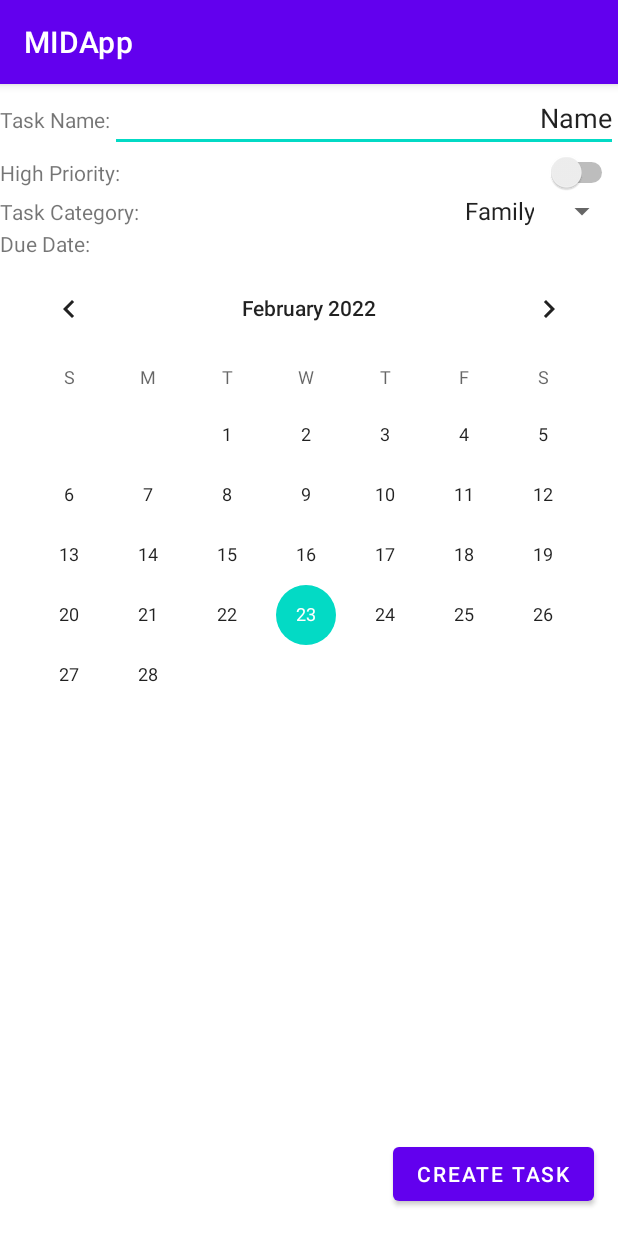
After one commit to BoasG/MIDApp, an Android app: the CreateTask screen opened directly, with no data from a screen before it, on a phone screen of 412 x 824 dp. The commit adds this screen. Run offline under Robolectric (Android 15) with nearby library versions, the phone set to English and light mode, and no system bars.

Commit message:
Create Task Activity

```diff
--- a/app/src/main/AndroidManifest.xml
+++ b/app/src/main/AndroidManifest.xml
@@ -10,6 +10,9 @@
         android:supportsRtl="true"
         android:theme="@style/Theme.MIDApp">
         <activity
+            android:name=".CreateTask"
+            android:exported="false" />
+        <activity
             android:name=".MainActivity"
             android:exported="true">
             <intent-filter>
--- /dev/null
+++ b/app/src/main/java/is/hi/midapp/CreateTask.java
@@ -0,0 +1,14 @@
+package is.hi.midapp;
+
+import androidx.appcompat.app.AppCompatActivity;
+
+import android.os.Bundle;
+
+public class CreateTask extends AppCompatActivity {
+
+    @Override
+    protected void onCreate(Bundle savedInstanceState) {
+        super.onCreate(savedInstanceState);
+        setContentView(R.layout.activity_create_task);
+    }
+}
--- /dev/null
+++ b/app/src/main/res/layout/activity_create_task.xml
@@ -0,0 +1,93 @@
+<?xml version="1.0" encoding="utf-8"?>
+<androidx.constraintlayout.widget.ConstraintLayout xmlns:android="http://schemas.android.com/apk/res/android"
+    xmlns:app="http://schemas.android.com/apk/res-auto"
+    xmlns:tools="http://schemas.android.com/tools"
+    android:layout_width="match_parent"
+    android:layout_height="match_parent"
+    tools:context=".CreateTask">
+
+    <LinearLayout
+        android:layout_width="match_parent"
+        android:layout_height="match_parent"
+        android:orientation="vertical">
+
+        <TableRow
+            android:layout_width="match_parent"
+            android:layout_height="wrap_content">
+
+            <TextView
+                android:id="@+id/textView5"
+                android:layout_width="wrap_content"
+                android:layout_height="wrap_content"
+                android:text="@string/task_name_label" />
+
+            <EditText
+                android:id="@+id/editTextTextPersonName"
+                android:layout_width="match_parent"
+                android:layout_height="wrap_content"
+                android:ems="10"
+                android:inputType="textPersonName"
+                android:text="@string/temp_name"
+                android:textAlignment="textEnd" />
+
+        </TableRow>
+
+        <TableRow
+            android:layout_width="match_parent"
+            android:layout_height="wrap_content">
+
+            <TextView
+                android:id="@+id/textView2"
+                android:layout_width="wrap_content"
+                android:layout_height="wrap_content"
+                android:text="@string/task_priority_label" />
+
+            <Switch
+                android:id="@+id/switch1"
+                android:layout_width="match_parent"
+                android:layout_height="wrap_content" />
+
+        </TableRow>
+
+        <TableRow
+            android:layout_width="match_parent"
+            android:layout_height="wrap_content">
+
+            <TextView
+                android:id="@+id/textView7"
+                android:layout_width="wrap_content"
+                android:layout_height="wrap_content"
+                android:text="@string/category_label" />
+
+            <Spinner
+                android:id="@+id/spinner"
+                android:layout_width="match_parent"
+                android:layout_height="wrap_content"
+                android:entries="@array/task_category_array"
+                android:textAlignment="textEnd" />
+        </TableRow>
+
+        <TextView
+            android:id="@+id/textView4"
+            android:layout_width="match_parent"
+            android:layout_height="wrap_content"
+            android:text="@string/due_date_label" />
+
+        <CalendarView
+            android:id="@+id/calendarView2"
+            android:layout_width="match_parent"
+            android:layout_height="wrap_content" />
+
+    </LinearLayout>
+
+    <Button
+        android:id="@+id/mCreateTask"
+        android:layout_width="wrap_content"
+        android:layout_height="wrap_content"
+        android:layout_marginEnd="16dp"
+        android:layout_marginBottom="17dp"
+        android:text="@string/create_task"
+        app:layout_constraintBottom_toBottomOf="parent"
+        app:layout_constraintEnd_toEndOf="parent" />
+
+</androidx.constraintlayout.widget.ConstraintLayout>
--- a/app/src/main/res/values/strings.xml
+++ b/app/src/main/res/values/strings.xml
@@ -1,3 +1,20 @@
 <resources>
     <string name="app_name">MIDApp</string>
+    <string name="create_task">Create Task</string>
+    <string name="task_name_label">Task Name:</string>
+    <string name="temp_name">Name</string>
+    <string name="task_priority_label">High Priority:</string>
+    <string name="due_date_label">Due Date:</string>
+    <string name="category_label">Task Category:</string>
+
+    <string-array name="task_category_array">
+        <item>Family</item>
+        <item>Friends</item>
+        <item>Hobbies</item>
+        <item>Household chores</item>
+        <item>Schoolwork</item>
+        <item>Self Care</item>
+        <item>Training and Competition</item>
+        <item>Work</item>
+    </string-array>
 </resources>
```
Also changed, not shown: 1 other file.
